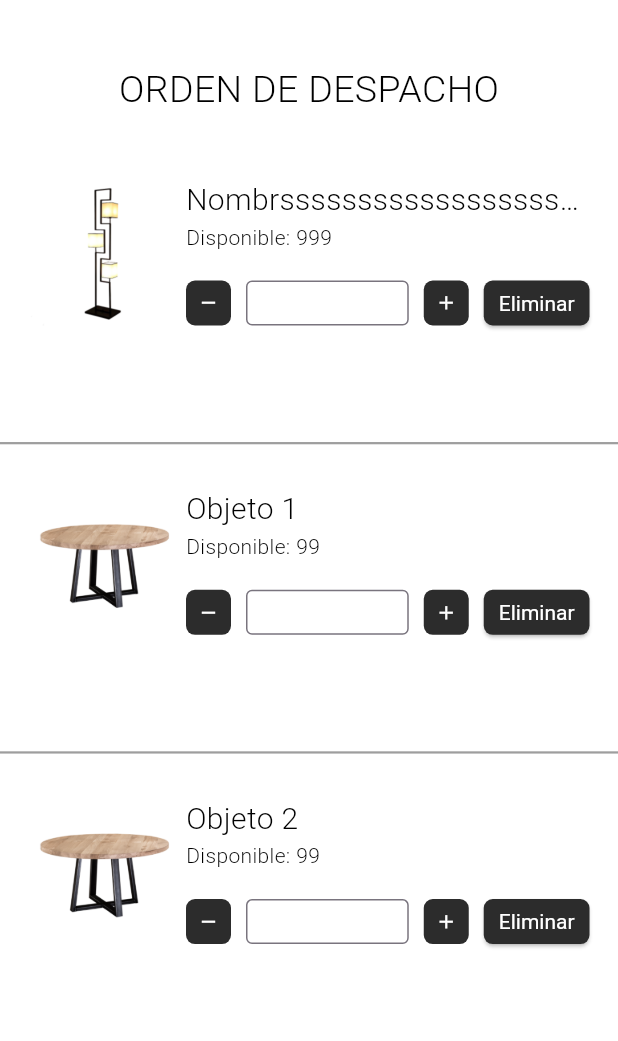
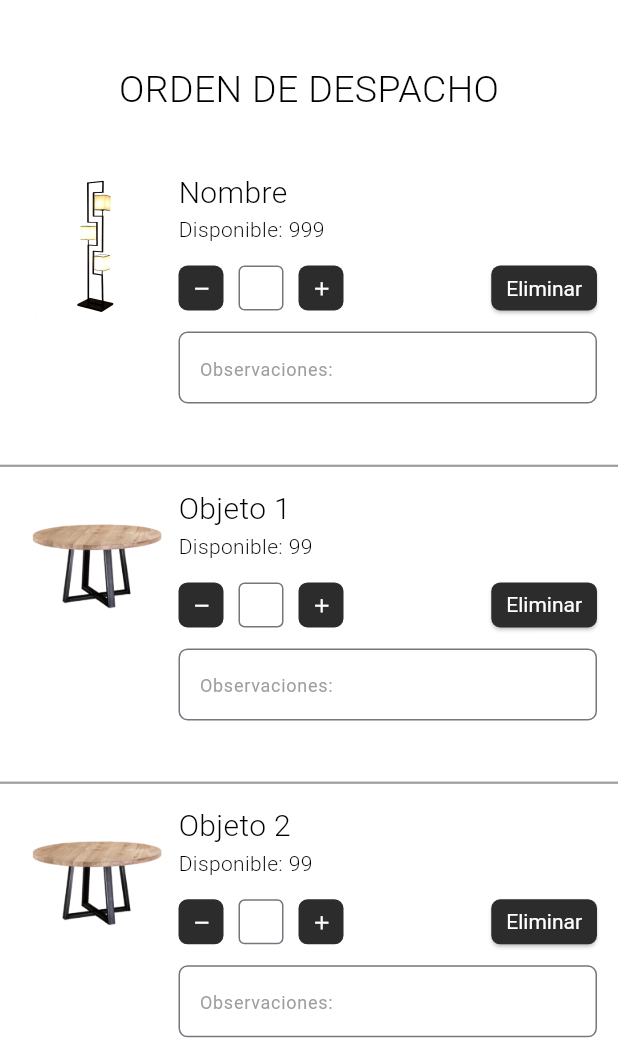
Before and after one commit to Lusho24/Giuseppev3, a Flutter app: the DispatchOrderTab screen opened directly, on a phone screen of 412 x 824 dp, the part 195-1236 px from its top. Run offline on Flutter 3.47's test engine with Material 3 defaults, Android fonts, the phone set to English and light mode, and no system bars; our stand-ins replace camera, image_picker; missing offline and left inert: flutter_vision.

Commit message:
correccion de desbodamientos orden despacho

```diff
--- a/giuseppe/lib/presentation/tabs/dispatch_order/dispatch_order_tab.dart
+++ b/giuseppe/lib/presentation/tabs/dispatch_order/dispatch_order_tab.dart
@@ -11,11 +11,7 @@ class DispatchOrderTab extends StatefulWidget {
 class _DispatchOrderTabState extends State<DispatchOrderTab> {
   // Simulamos una lista de ordenes
   final List<Map<String, String>> _orders = [
-    {
-      "name": "Nombrssssssssssssssssssssssssssssssssssssssssssssssse",
-      "abiable": "999",
-      'image': 'assets/images/lampara.png'
-    },
+    {"name": "Nombre", "abiable": "999", 'image': 'assets/images/lampara.png'},
     {"name": "Objeto 1", "abiable": "99", 'image': 'assets/images/mesa.png'},
     {"name": "Objeto 2", "abiable": "99", 'image': 'assets/images/mesa.png'},
     {"name": "Silla", "abiable": "20", 'image': 'assets/images/silla.png'},
@@ -45,15 +41,18 @@ class _DispatchOrderTabState extends State<DispatchOrderTab> {
               ),
             ),
           ),
-          // Contenido desplazable
+          // Parte desplazable
+          Expanded(
+            child: Column(
+              children: [
                 Expanded(
                   child: CustomScrollView(
                     slivers: [
                       SliverGrid(
-                  gridDelegate: const SliverGridDelegateWithFixedCrossAxisCount(
+                        gridDelegate:
+                        const SliverGridDelegateWithFixedCrossAxisCount(
                           crossAxisCount: 1,
-                    mainAxisSpacing: 10.0,
-                    childAspectRatio: 2.1,
+                          childAspectRatio: 1.95,
                         ),
                         delegate: SliverChildBuilderDelegate(
                               (context, index) {
@@ -61,7 +60,8 @@ class _DispatchOrderTabState extends State<DispatchOrderTab> {
                               padding: const EdgeInsets.all(5.0),
                               decoration: const BoxDecoration(
                                 border: Border(
-                            bottom: BorderSide(color: Colors.grey, width: 1.5),
+                                  bottom: BorderSide(
+                                      color: Colors.grey, width: 1.5),
                                 ),
                               ),
                               child: OrderCard(order: _orders[index]),
@@ -74,19 +74,45 @@ class _DispatchOrderTabState extends State<DispatchOrderTab> {
                         delegate: SliverChildListDelegate([
                           Container(
                             padding: const EdgeInsets.only(
-                          top: 50.0, left: 120.0, right: 120.0, bottom: 20.0),
+                              top: 30.0,
+                              left: 100.0,
+                              right: 100.0,
+                              bottom: 20.0,
+                            ),
+                            child: SizedBox(
+                              height: 40,
                               child: ElevatedButton(
                                 onPressed: () {},
-                        child: const Row(
-                          mainAxisAlignment: MainAxisAlignment.spaceBetween,
+                                style: ElevatedButton.styleFrom(
+                                  padding: EdgeInsets.zero,
+                                  shape: RoundedRectangleBorder(
+                                    borderRadius: BorderRadius.circular(6.0),
+                                  ),
+                                ),
+                                child: Row(
+                                  mainAxisAlignment: MainAxisAlignment.center,
                                   children: [
-                            Text("Siguiente"),
-                            Icon(Icons.arrow_forward),
+                                    const Text(
+                                      "Siguiente",
+                                      style: TextStyle(fontSize: 16.0),
+                                    ),
+                                    const SizedBox(width: 20),
+                                    Container(
+                                      child: const Icon(
+                                        Icons.arrow_forward,
+                                        size: 18,
+                                        color: AppColors.primaryColor,
+                                      ),
+                                    ),
                                   ],
                                 ),
                               ),
                             ),
+                          ),
                         ]),
+                      ),
+                    ],
+                  ),
                 ),
               ],
             ),
@@ -107,20 +133,23 @@ class OrderCard extends StatelessWidget {
       elevation: 0,
       color: Colors.white,
       child: Padding(
-        padding: const EdgeInsets.all(10.0),
+        padding: const EdgeInsets.all(5.0),
         child: Row(
           crossAxisAlignment: CrossAxisAlignment.start,
           children: [
-            Image.asset(
-              order['image']!,
+            SizedBox(
               height: 100.0,
               width: 100.0,
-              fit: BoxFit.cover,
+              child: Image.asset(
+                order['image']!,
+                fit: BoxFit.scaleDown,
+              ),
             ),
             const SizedBox(width: 5.0),
             Expanded(
               child: Column(
                 crossAxisAlignment: CrossAxisAlignment.start,
+                mainAxisSize: MainAxisSize.min,
                 children: [
                   Text(
                     order['name']!,
@@ -129,7 +158,7 @@ class OrderCard extends StatelessWidget {
                       fontSize: 20,
                       fontWeight: FontWeight.w300,
                     ),
-                    overflow: TextOverflow.ellipsis, // Evitar desbordamiento
+                    overflow: TextOverflow.ellipsis,
                   ),
                   Text(
                     "Disponible: ${order['abiable']!}",
@@ -140,7 +169,7 @@ class OrderCard extends StatelessWidget {
                     ),
                     overflow: TextOverflow.ellipsis,
                   ),
-                  const SizedBox(height: 10.0),
+                  const SizedBox(height: 5.0),
                   Row(
                     children: [
                       const Expanded(
@@ -149,18 +178,34 @@ class OrderCard extends StatelessWidget {
                       ElevatedButton(
                         onPressed: () {},
                         style: ElevatedButton.styleFrom(
-                          minimumSize: Size(50, 30),
-                          padding: EdgeInsets.symmetric(horizontal: 10, vertical: 5),
-                          textStyle: TextStyle(fontSize: 14),
+                          minimumSize: const Size(50, 30),
+                          padding:
+                          const EdgeInsets.symmetric(horizontal: 10, vertical: 5),
+                          textStyle: const TextStyle(fontSize: 14),
                           shape: RoundedRectangleBorder(
                             borderRadius: BorderRadius.circular(6),
                           ),
                         ),
                         child: const Text("Eliminar"),
                       ),
-
                     ],
-                  )
+                  ),
+                  const SizedBox(height: 5.0),
+                  TextField(
+                    decoration: InputDecoration(
+                      hintText: "Observaciones:",
+                      hintStyle: const TextStyle(
+                        fontSize: 12.0,
+                        color: Colors.grey,
+                      ),
+                      border: OutlineInputBorder(
+                        borderRadius: BorderRadius.circular(6.0),
+                      ),
+                      contentPadding: const EdgeInsets.symmetric(
+                        horizontal: 10.0,
+                      ),
+                    ),
+                  ),
                 ],
               ),
             )
@@ -209,29 +254,27 @@ class _NumberInputState extends State<NumberInput> {
             borderRadius: BorderRadius.circular(6.0),
           ),
           child: IconButton(
-            icon: Icon(Icons.remove),
+            icon: const Icon(Icons.remove),
             iconSize: 15,
             color: AppColors.primaryColor,
-            padding: EdgeInsets.all(0),
             onPressed: _decrement,
           ),
         ),
+        const SizedBox(width: 10.0),
+
         SizedBox(
-          width: 10.0,
-        ),
-        Expanded(
-          child: Container(
           height: 30.0,
+          width: 30.0,
           child: TextField(
             enabled: true,
             controller: _controller,
             keyboardType: TextInputType.number,
             textAlign: TextAlign.center,
-              style: TextStyle(fontSize: 16.0),
-              decoration: InputDecoration(
+            style: const TextStyle(fontSize: 14.0),
+            decoration: const InputDecoration(
               border: OutlineInputBorder(),
               hintText: '',
-                contentPadding: EdgeInsets.symmetric(vertical: 10.0),
+              contentPadding: EdgeInsets.symmetric(vertical: 5.0),
             ),
             onChanged: (text) {
               setState(() {
@@ -240,10 +283,10 @@ class _NumberInputState extends State<NumberInput> {
             },
           ),
         ),
-        ),
-        SizedBox(
-          width: 10.0,
-        ),
+
+
+        const SizedBox(width: 10.0),
+
         Container(
           height: 30,
           width: 30,
@@ -253,17 +296,15 @@ class _NumberInputState extends State<NumberInput> {
             borderRadius: BorderRadius.circular(6.0),
           ),
           child: IconButton(
-            icon: Icon(Icons.add),
+            icon: const Icon(Icons.add),
             iconSize: 15,
             color: AppColors.primaryColor,
-            padding: EdgeInsets.all(0),
             onPressed: _increment,
           ),
         ),
-        SizedBox(
-          width: 10.0,
-        ),
+        const SizedBox(width: 10.0),
       ],
     );
   }
+
 }
```
Lines whose indentation alone changed are shown as unchanged.
